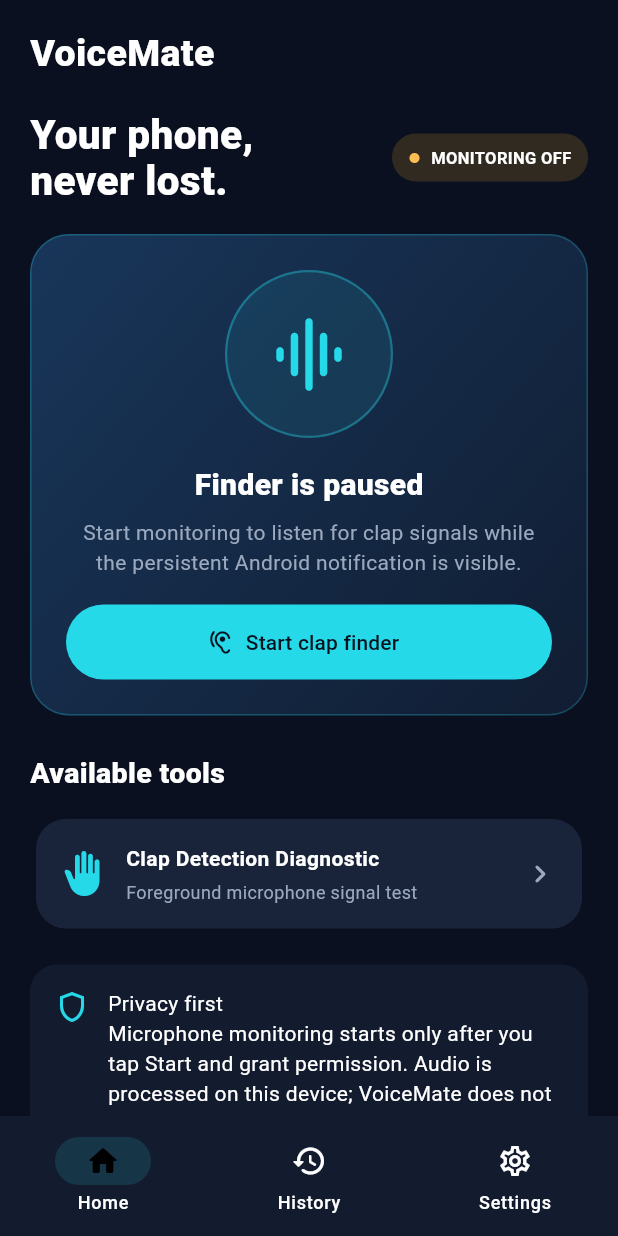
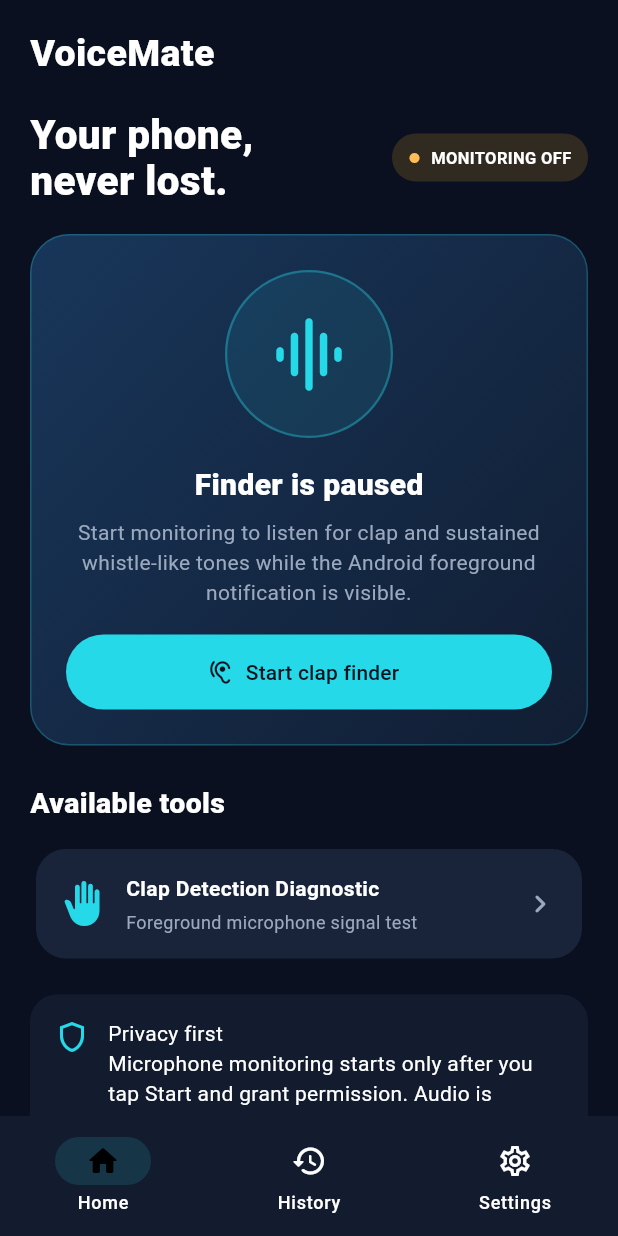
Before and after one commit to MaheshPawar32/voicemate, a Flutter app: the VoiceMateShell screen opened directly, on a phone screen of 412 x 824 dp. Run offline on Flutter 3.47's test engine with Material 3 defaults, Android fonts, the phone set to English and light mode, and no system bars; our stand-ins replace hive, hive_flutter; accounts and stored records are empty.

Commit message:
Record and present whistle finder activity

```diff
--- a/lib/features/home/home_screen.dart
+++ b/lib/features/home/home_screen.dart
@@ -78,11 +78,15 @@ class _HomeScreenState extends State<HomeScreen> {
         });
         break;
       case 'detection':
-        if (event.eventType == 'clap') {
+        if (event.eventType == 'clap' || event.eventType == 'whistle') {
           unawaited(_history.record(
-            eventType: 'clap_monitor_detected',
+            eventType: event.eventType == 'clap'
+                ? 'clap_monitor_detected'
+                : 'whistle_monitor_detected',
             metadata: {
               'clap_count': event.clapCount,
+              'whistle_count': event.whistleCount,
+              'whistle_frequency_hz': event.whistleFrequencyHz,
               'rms': event.rms,
               'peak': event.peak,
             },
@@ -192,14 +196,14 @@ class _HomeScreenState extends State<HomeScreen> {
                   : Icons.graphic_eq_rounded,
                 size: 58, color: VoiceMateApp.cyan)),
             const SizedBox(height: 17),
-            Text(_isMonitoring ? 'Clap finder is active' : 'Finder is paused',
+            Text(_isMonitoring ? 'Clap & whistle finder is active' : 'Finder is paused',
               style: const TextStyle(
                 fontSize: 20, fontWeight: FontWeight.w800)),
             const SizedBox(height: 7),
             Text(
               _isMonitoring
-                ? 'VoiceMate is listening for clap signals. A clap triggers a sound and vibration alert.'
-                : 'Start monitoring to listen for clap signals while the persistent Android notification is visible.',
+                ? 'VoiceMate is listening for clap and sustained whistle-like tones. A detection triggers a sound and vibration alert.'
+                : 'Start monitoring to listen for clap and sustained whistle-like tones while the Android foreground notification is visible.',
               textAlign: TextAlign.center,
               style: const TextStyle(
                 color: VoiceMateApp.muted, height: 1.45)),
```
